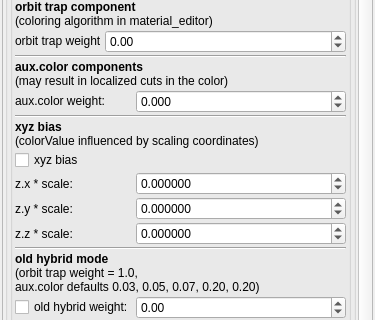
First picture: the form in mandelbulber2/qt/material_editor.ui, repository buddhi1980/mandelbulber2, before the edit; both pictures show x 0 to 375 and y 496 to 816 of the 375 by 1437 pixel window.
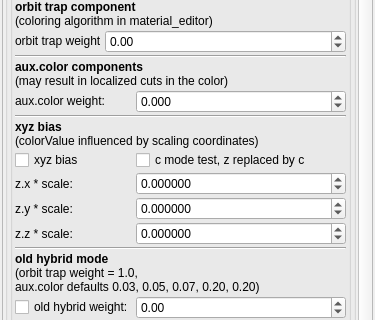
Second picture: the form after the edit. Icons and pictures are not drawn. Custom widgets are drawn as their Qt base class.

What changed in the file:
```diff
--- a/mandelbulber2/qt/material_editor.ui
+++ b/mandelbulber2/qt/material_editor.ui
@@ -81,7 +81,7 @@
       <property name="geometry">
        <rect>
         <x>0</x>
-        <y>0</y>
+        <y>-297</y>
         <width>426</width>
         <height>2089</height>
        </rect>
@@ -1575,6 +1575,13 @@
                    </property>
                   </widget>
                  </item>
+                 <item row="10" column="1">
+                  <widget class="QCheckBox" name="checkBox_fractal_coloring_c_mode_enabled_false">
+                   <property name="text">
+                    <string notr="true">c mode test, z replaced by c</string>
+                   </property>
+                  </widget>
+                 </item>
                 </layout>
                </item>
                <item>
```
